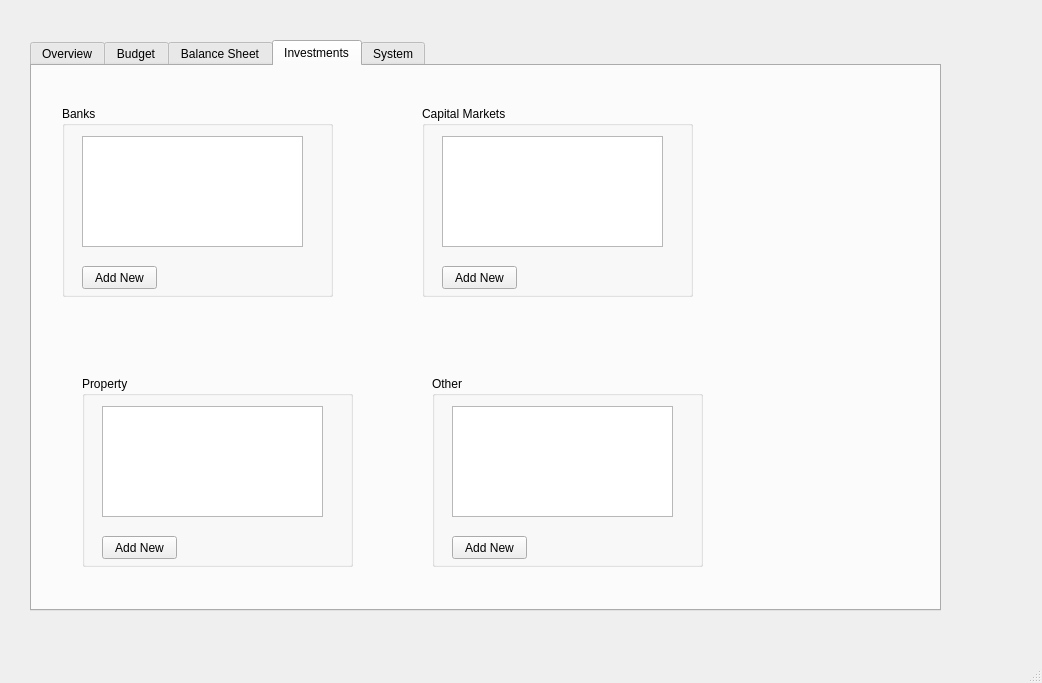
Qt form QTClient/Client/mainwindow.ui (ranadewa/WealthManager) before a commit.
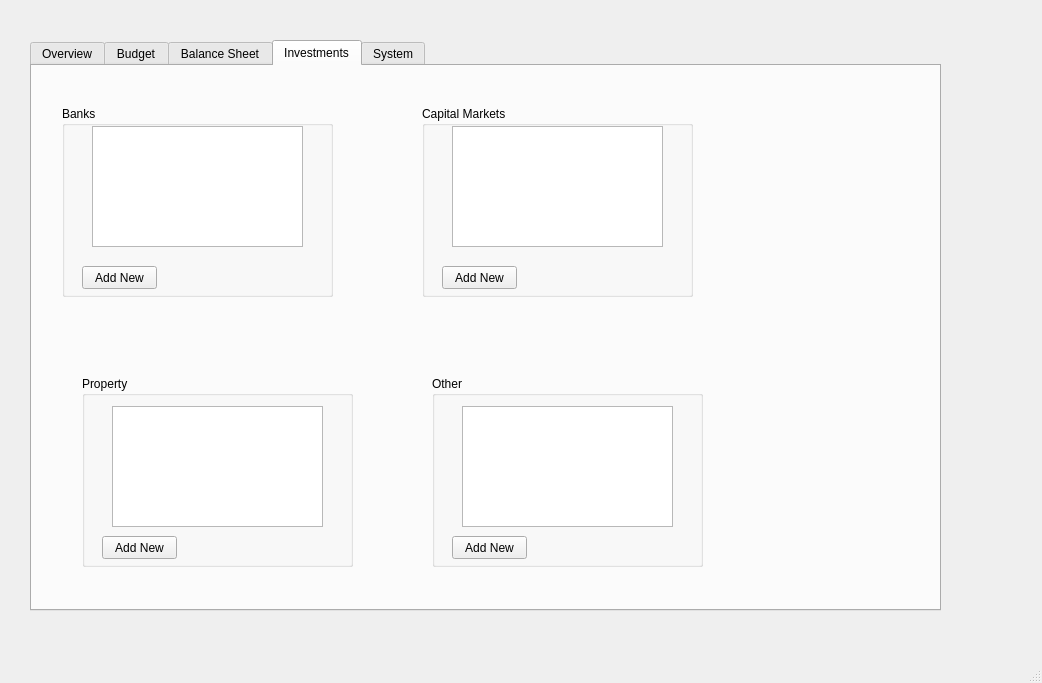
The same form after that commit.

```diff
--- a/QTClient/Client/mainwindow.ui
+++ b/QTClient/Client/mainwindow.ui
@@ -129,16 +129,6 @@
       <property name="title">
        <string>Banks</string>
       </property>
-      <widget class="QTableView" name="banksTable">
-       <property name="geometry">
-        <rect>
-         <x>20</x>
-         <y>30</y>
-         <width>221</width>
-         <height>111</height>
-        </rect>
-       </property>
-      </widget>
       <widget class="QPushButton" name="addBack">
        <property name="geometry">
         <rect>
@@ -152,6 +142,16 @@
         <string>Add New</string>
        </property>
       </widget>
+      <widget class="QTableWidget" name="banksTable">
+       <property name="geometry">
+        <rect>
+         <x>30</x>
+         <y>20</y>
+         <width>211</width>
+         <height>121</height>
+        </rect>
+       </property>
+      </widget>
      </widget>
      <widget class="QGroupBox" name="groupBox_4">
       <property name="geometry">
@@ -165,16 +165,6 @@
       <property name="title">
        <string>Capital Markets</string>
       </property>
-      <widget class="QTableView" name="capitalMarketsTable">
-       <property name="geometry">
-        <rect>
-         <x>20</x>
-         <y>30</y>
-         <width>221</width>
-         <height>111</height>
-        </rect>
-       </property>
-      </widget>
       <widget class="QPushButton" name="addShares">
        <property name="geometry">
         <rect>
@@ -188,6 +178,16 @@
         <string>Add New</string>
        </property>
       </widget>
+      <widget class="QTableWidget" name="capitalMarketsTable">
+       <property name="geometry">
+        <rect>
+         <x>30</x>
+         <y>20</y>
+         <width>211</width>
+         <height>121</height>
+        </rect>
+       </property>
+      </widget>
      </widget>
      <widget class="QGroupBox" name="groupBox_5">
       <property name="geometry">
@@ -201,16 +201,6 @@
       <property name="title">
        <string>Property</string>
       </property>
-      <widget class="QTableView" name="propertyTable">
-       <property name="geometry">
-        <rect>
-         <x>20</x>
-         <y>30</y>
-         <width>221</width>
-         <height>111</height>
-        </rect>
-       </property>
-      </widget>
       <widget class="QPushButton" name="addProperty">
        <property name="geometry">
         <rect>
@@ -224,6 +214,16 @@
         <string>Add New</string>
        </property>
       </widget>
+      <widget class="QTableWidget" name="propertyTable">
+       <property name="geometry">
+        <rect>
+         <x>30</x>
+         <y>30</y>
+         <width>211</width>
+         <height>121</height>
+        </rect>
+       </property>
+      </widget>
      </widget>
      <widget class="QGroupBox" name="groupBox_6">
       <property name="geometry">
@@ -237,16 +237,6 @@
       <property name="title">
        <string>Other</string>
       </property>
-      <widget class="QTableView" name="otherTable">
-       <property name="geometry">
-        <rect>
-         <x>20</x>
-         <y>30</y>
-         <width>221</width>
-         <height>111</height>
-        </rect>
-       </property>
-      </widget>
       <widget class="QPushButton" name="addOthers">
        <property name="geometry">
         <rect>
@@ -260,6 +250,16 @@
         <string>Add New</string>
        </property>
       </widget>
+      <widget class="QTableWidget" name="otherInvTable">
+       <property name="geometry">
+        <rect>
+         <x>30</x>
+         <y>30</y>
+         <width>211</width>
+         <height>121</height>
+        </rect>
+       </property>
+      </widget>
      </widget>
     </widget>
     <widget class="QWidget" name="system">
@@ -314,7 +314,7 @@
      </widget>
     </widget>
    </widget>
-   <widget class="QWidget" name="">
+   <widget class="QWidget" name="layoutWidget">
     <property name="geometry">
      <rect>
       <x>0</x>
@@ -325,7 +325,7 @@
     </property>
     <layout class="QHBoxLayout" name="horizontalLayout"/>
    </widget>
-   <widget class="QWidget" name="">
+   <widget class="QWidget" name="layoutWidget">
     <property name="geometry">
      <rect>
       <x>0</x>
```
